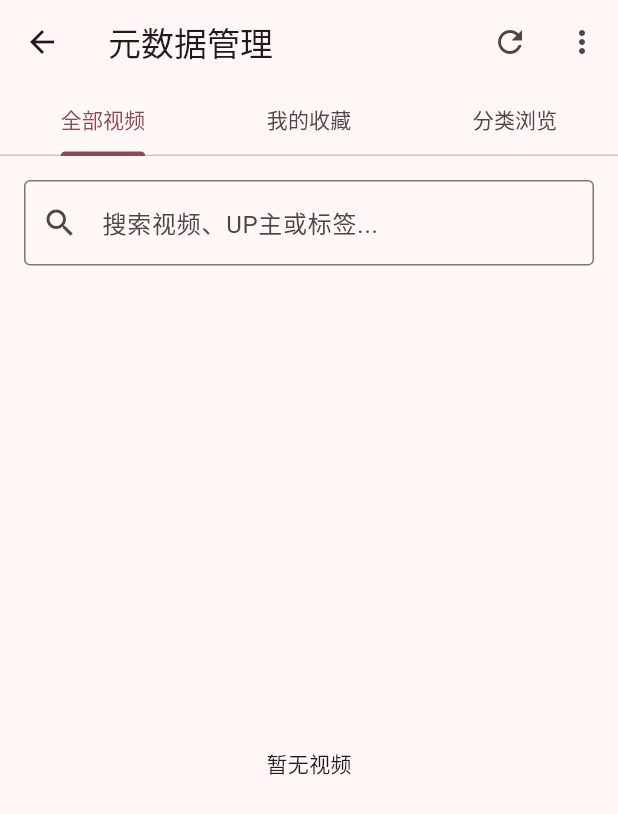
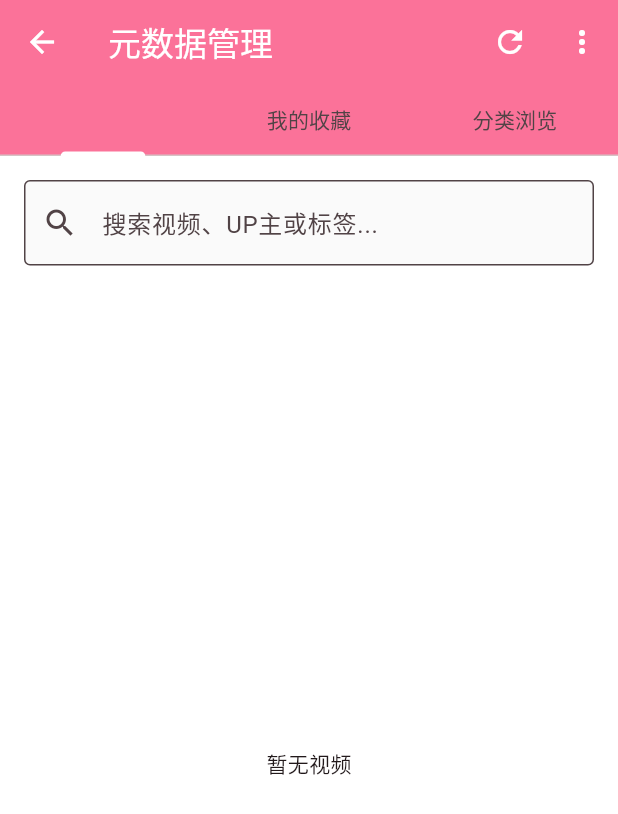
Before and after one commit to Mooeantoal/bili_ownx, a Flutter app: the screen it shows after launch, after a tap on the "folder" icon, on a phone screen of 412 x 824 dp. Shown: the top 814 px of the screen. Run offline on Flutter 3.47's test engine with Material 3 defaults, Android fonts, the phone set to English and light mode, and no system bars; our stand-ins replace chewie, device_info_plus, dio, flutter_local_notifications, hive, hive_flutter and 3 more; accounts and stored records are empty; network calls fail.

```diff
--- a/lib/main.dart
+++ b/lib/main.dart
@@ -4,6 +4,7 @@ import 'pages/search_page.dart';
 import 'pages/metadata_page.dart';
 import 'services/download_manager.dart';
 import 'services/metadata_service.dart';
+import 'services/theme_service.dart';
 import 'models/download_task.dart';
 
 void main() async {
@@ -23,6 +24,9 @@ void main() async {
   // 初始化元数据服务
   await MetadataService().initialize();
 
+  // 初始化主题服务
+  await ThemeService().initialize();
+
   runApp(const MyApp());
 }
 
@@ -31,13 +35,17 @@ class MyApp extends StatelessWidget {
 
   @override
   Widget build(BuildContext context) {
-    return MaterialApp(
-      title: 'Bilibili Flutter',
-      theme: ThemeData(
-        colorScheme: ColorScheme.fromSeed(seedColor: Colors.pink),
-        useMaterial3: true,
-      ),
-      home: const SearchPage(),
+    return ListenableBuilder(
+      listenable: ThemeService(),
+      builder: (context, child) {
+        return MaterialApp(
+          title: 'Bilibili Flutter',
+          theme: ThemeService().lightTheme,
+          darkTheme: ThemeService().darkTheme,
+          themeMode: ThemeService().themeMode,
+          home: const SearchPage(),
+        );
+      },
     );
   }
 }
--- a/lib/pages/download_list_page.dart
+++ b/lib/pages/download_list_page.dart
@@ -4,6 +4,7 @@ import 'package:provider/provider.dart';
 import '../models/download_task.dart';
 import '../services/download_manager.dart';
 import '../services/download_manager.dart' as dm;
+import '../widgets/theme_switch_button.dart';
 
 /// 下载列表页面
 class DownloadListPage extends StatefulWidget {
@@ -63,6 +64,7 @@ class _DownloadListPageState extends State<DownloadListPage> {
         title: const Text('下载管理'),
         backgroundColor: Theme.of(context).colorScheme.inversePrimary,
         actions: [
+          const ThemeSwitchButton(),
           // 清理已完成
           IconButton(
             icon: const Icon(Icons.cleaning_services),
--- a/lib/pages/player_page.dart
+++ b/lib/pages/player_page.dart
@@ -7,6 +7,7 @@ import '../services/play_history_service.dart';
 import '../services/download_service.dart';
 import '../services/download_manager.dart';
 import '../utils/error_handler.dart';
+import '../widgets/theme_switch_button.dart';
 import 'download_list_page.dart';
 
 /// 视频播放器页面
@@ -486,6 +487,7 @@ ${ErrorHandler.formatApiResponseError(response)}
         title: Text(_videoInfo?.title ?? '加载中...'),
         backgroundColor: Theme.of(context).colorScheme.inversePrimary,
         actions: [
+          const ThemeSwitchButton(),
           // 下载按钮
           IconButton(
             icon: const Icon(Icons.download),
--- a/lib/pages/search_page.dart
+++ b/lib/pages/search_page.dart
@@ -7,6 +7,8 @@ import 'quality_test_page.dart';
 import 'download_list_page.dart';
 import '../utils/error_handler.dart';
 import 'metadata_page.dart';
+import '../widgets/theme_switch_button.dart';
+import 'settings_page.dart';
 
 /// 搜索页面
 class SearchPage extends StatefulWidget {
@@ -239,6 +241,12 @@ class _SearchPageState extends State<SearchPage> {
         title: const Text('Bilibili 搜索'),
         backgroundColor: Theme.of(context).colorScheme.inversePrimary,
         actions: [
+          const ThemeSwitchButton(),
+          IconButton(
+            icon: const Icon(Icons.settings),
+            onPressed: () => _navigateToSettings(),
+            tooltip: '设置',
+          ),
           IconButton(
             icon: const Icon(Icons.history),
             onPressed: () => _navigateToPlayHistory(),
@@ -396,6 +404,16 @@ class _SearchPageState extends State<SearchPage> {
     return count.toString();
   }
 
+  /// 导航到设置页面
+  void _navigateToSettings() {
+    Navigator.push(
+      context,
+      MaterialPageRoute(
+        builder: (context) => const SettingsPage(),
+      ),
+    );
+  }
+
   /// 导航到播放历史页面
   void _navigateToPlayHistory() {
     // TODO: 实现播放历史页面
--- /dev/null
+++ b/lib/services/theme_service.dart
@@ -0,0 +1,198 @@
+import 'package:flutter/material.dart';
+import 'package:flutter/scheduler.dart';
+import 'package:shared_preferences/shared_preferences.dart';
+
+/// 主题管理服务
+class ThemeService extends ChangeNotifier {
+  static final ThemeService _instance = ThemeService._internal();
+  factory ThemeService() => _instance;
+  ThemeService._internal();
+
+  static const String _themeKey = 'theme_mode';
+
+  ThemeMode _themeMode = ThemeMode.system;
+  SharedPreferences? _prefs;
+
+  /// 当前主题模式
+  ThemeMode get themeMode => _themeMode;
+
+  /// 是否为黑夜模式
+  bool get isDarkMode {
+    switch (_themeMode) {
+      case ThemeMode.light:
+        return false;
+      case ThemeMode.dark:
+        return true;
+      case ThemeMode.system:
+        return SchedulerBinding.instance.window.platformBrightness == Brightness.dark;
+    }
+  }
+
+  /// 初始化主题服务
+  Future<void> initialize() async {
+    _prefs = await SharedPreferences.getInstance();
+    final savedTheme = _prefs?.getString(_themeKey);
+
+    if (savedTheme != null) {
+      _themeMode = _parseThemeMode(savedTheme);
+    }
+
+    // 监听系统主题变化
+    SchedulerBinding.instance.platformDispatcher.onPlatformBrightnessChanged = () {
+      if (_themeMode == ThemeMode.system) {
+        notifyListeners();
+      }
+    };
+  }
+
+  /// 设置主题模式
+  Future<void> setThemeMode(ThemeMode mode) async {
+    _themeMode = mode;
+    await _prefs?.setString(_themeKey, _getThemeString(mode));
+    notifyListeners();
+  }
+
+  /// 切换到下一个主题模式
+  Future<void> toggleTheme() async {
+    ThemeMode nextMode;
+    switch (_themeMode) {
+      case ThemeMode.light:
+        nextMode = ThemeMode.dark;
+        break;
+      case ThemeMode.dark:
+        nextMode = ThemeMode.system;
+        break;
+      case ThemeMode.system:
+        nextMode = ThemeMode.light;
+        break;
+    }
+    await setThemeMode(nextMode);
+  }
+
+  /// 解析主题模式字符串
+  ThemeMode _parseThemeMode(String themeString) {
+    switch (themeString) {
+      case 'light':
+        return ThemeMode.light;
+      case 'dark':
+        return ThemeMode.dark;
+      case 'system':
+      default:
+        return ThemeMode.system;
+    }
+  }
+
+  /// 获取主题模式字符串
+  String _getThemeString(ThemeMode mode) {
+    switch (mode) {
+      case ThemeMode.light:
+        return 'light';
+      case ThemeMode.dark:
+        return 'dark';
+      case ThemeMode.system:
+        return 'system';
+    }
+  }
+
+  /// 获取当前主题模式的显示名称
+  String get currentThemeDisplayName {
+    switch (_themeMode) {
+      case ThemeMode.light:
+        return '浅色模式';
+      case ThemeMode.dark:
+        return '深色模式';
+      case ThemeMode.system:
+        return '跟随系统';
+    }
+  }
+
+  /// 获取浅色主题配置
+  ThemeData get lightTheme {
+    return ThemeData(
+      useMaterial3: true,
+      brightness: Brightness.light,
+      colorScheme: ColorScheme.fromSeed(
+        seedColor: const Color(0xFFFB7299), // Bilibili粉
+        brightness: Brightness.light,
+      ).copyWith(
+        primary: const Color(0xFFFB7299),
+        secondary: const Color(0xFF00A1D6),
+        surface: Colors.white,
+        background: const Color(0xFFF4F4F4),
+      ),
+      appBarTheme: const AppBarTheme(
+        backgroundColor: Color(0xFFFB7299),
+        foregroundColor: Colors.white,
+        elevation: 0,
+      ),
+      cardTheme: CardTheme(
+        elevation: 2,
+        shape: RoundedRectangleBorder(
+          borderRadius: BorderRadius.circular(12),
+        ),
+      ),
+      elevatedButtonTheme: ElevatedButtonThemeData(
+        style: ElevatedButton.styleFrom(
+          backgroundColor: const Color(0xFFFB7299),
+          foregroundColor: Colors.white,
+          shape: RoundedRectangleBorder(
+            borderRadius: BorderRadius.circular(8),
+          ),
+        ),
+      ),
+      inputDecorationTheme: InputDecorationTheme(
+        border: OutlineInputBorder(
+          borderRadius: BorderRadius.circular(12),
+        ),
+        filled: true,
+        fillColor: Colors.grey[50],
+      ),
+    );
+  }
+
+  /// 获取深色主题配置
+  ThemeData get darkTheme {
+    return ThemeData(
+      useMaterial3: true,
+      brightness: Brightness.dark,
+      colorScheme: ColorScheme.fromSeed(
+        seedColor: const Color(0xFFFB7299), // Bilibili粉
+        brightness: Brightness.dark,
+      ).copyWith(
+        primary: const Color(0xFFFB7299),
+        secondary: const Color(0xFF00A1D6),
+        surface: const Color(0xFF1E1E1E),
+        background: const Color(0xFF121212),
+      ),
+      appBarTheme: const AppBarTheme(
+        backgroundColor: Color(0xFF2D2D2D),
+        foregroundColor: Color(0xFFFB7299),
+        elevation: 0,
+      ),
+      cardTheme: CardTheme(
+        elevation: 2,
+        color: const Color(0xFF2D2D2D),
+        shape: RoundedRectangleBorder(
+          borderRadius: BorderRadius.circular(12),
+        ),
+      ),
+      elevatedButtonTheme: ElevatedButtonThemeData(
+        style: ElevatedButton.styleFrom(
+          backgroundColor: const Color(0xFFFB7299),
+          foregroundColor: Colors.white,
+          shape: RoundedRectangleBorder(
+            borderRadius: BorderRadius.circular(8),
+          ),
+        ),
+      ),
+      inputDecorationTheme: InputDecorationTheme(
+        border: OutlineInputBorder(
+          borderRadius: BorderRadius.circular(12),
+          borderSide: const BorderSide(color: Color(0xFF404040)),
+        ),
+        filled: true,
+        fillColor: const Color(0xFF2D2D2D),
+      ),
+    );
+  }
+}
```
Also changed, not shown: lib/pages/settings_page.dart (added, +221 -0 lines), lib/widgets/theme_switch_button.dart (added, +121 -0 lines).
